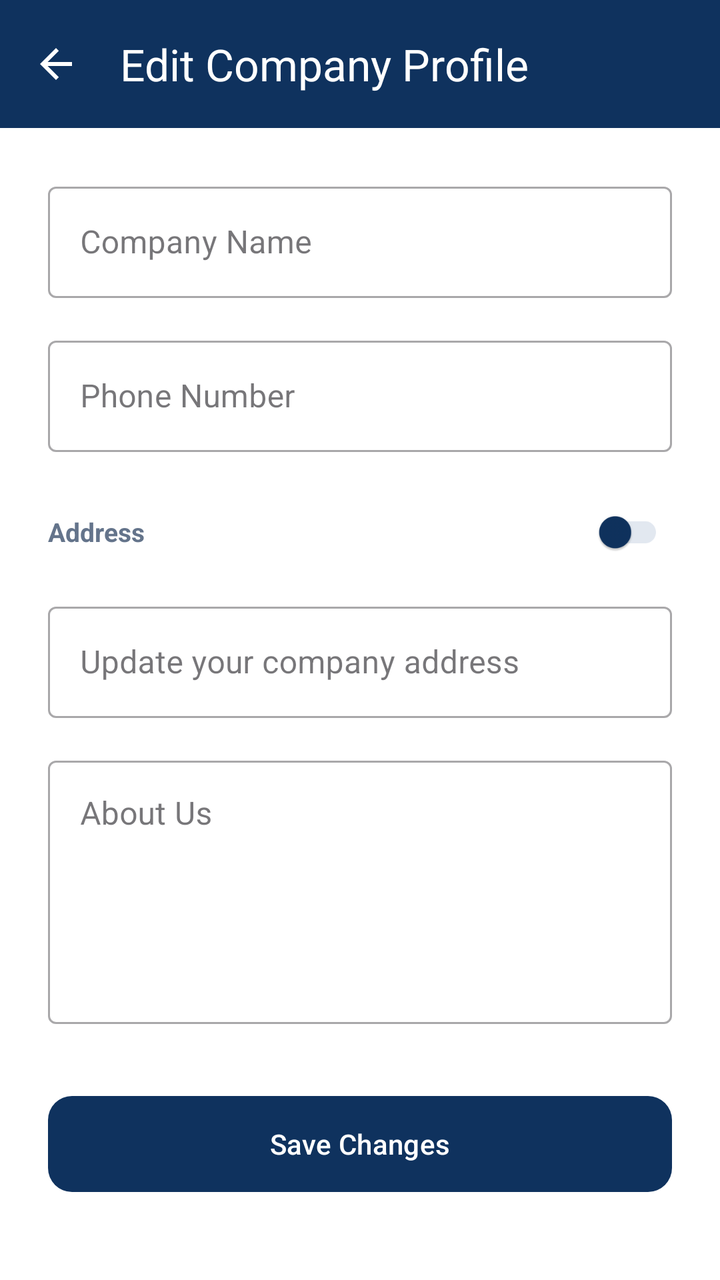
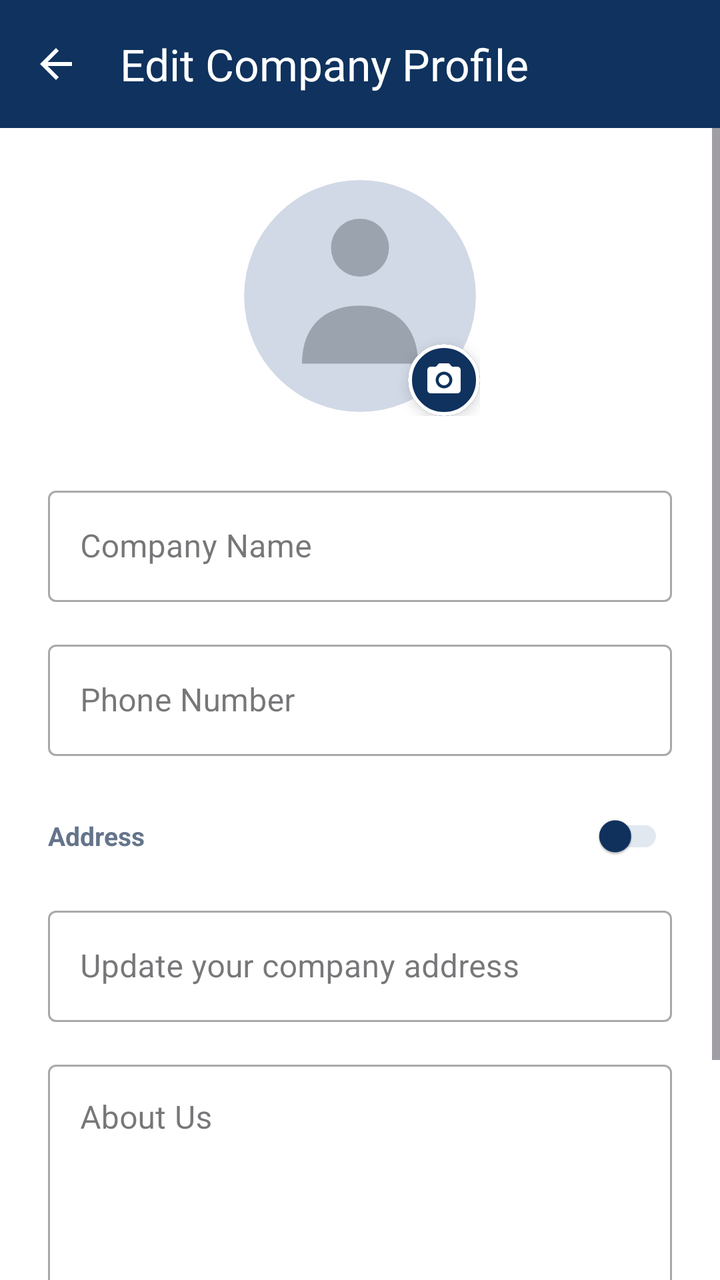

Two renders of the same Android screen: before a commit and after it. Below are the layout's source before the change and the commit's diff.
<!-- AndroidManifest.xml: application theme Theme.Newtacks -->
<!-- res/layout/activity_company_edit_profile.xml -->
<?xml version="1.0" encoding="utf-8"?>
<LinearLayout xmlns:android="http://schemas.android.com/apk/res/android"
    xmlns:app="http://schemas.android.com/apk/res-auto"
    android:layout_width="match_parent"
    android:layout_height="match_parent"
    android:orientation="vertical"
    android:background="#FFFFFF">

    <androidx.appcompat.widget.Toolbar
        android:id="@+id/toolbar"
        android:layout_width="match_parent"
        android:layout_height="?attr/actionBarSize"
        android:background="#0F325E"
        app:navigationIcon="@drawable/ic_back"
        app:navigationIconTint="#FFFFFF"
        app:title="Edit Company Profile"
        app:titleTextColor="#FFFFFF" />

    <ScrollView
        android:layout_width="match_parent"
        android:layout_height="match_parent"
        android:fillViewport="true">

        <LinearLayout
            android:layout_width="match_parent"
            android:layout_height="wrap_content"
            android:orientation="vertical"
            android:padding="24dp">

            <com.google.android.material.textfield.TextInputLayout
                android:layout_width="match_parent"
                android:layout_height="wrap_content"
                android:hint="Company Name"
                style="@style/Widget.MaterialComponents.TextInputLayout.OutlinedBox"
                android:layout_marginBottom="16dp">
                <com.google.android.material.textfield.TextInputEditText
                    android:id="@+id/etName"
                    android:layout_width="match_parent"
                    android:layout_height="wrap_content" />
            </com.google.android.material.textfield.TextInputLayout>

            <com.google.android.material.textfield.TextInputLayout
                android:layout_width="match_parent"
                android:layout_height="wrap_content"
                android:hint="Phone Number"
                style="@style/Widget.MaterialComponents.TextInputLayout.OutlinedBox"
                android:layout_marginBottom="16dp">
                <com.google.android.material.textfield.TextInputEditText
                    android:id="@+id/etPhone"
                    android:layout_width="match_parent"
                    android:layout_height="wrap_content"
                    android:inputType="phone" />
            </com.google.android.material.textfield.TextInputLayout>

            <LinearLayout
                android:layout_width="match_parent"
                android:layout_height="wrap_content"
                android:orientation="horizontal"
                android:gravity="center_vertical"
                android:layout_marginBottom="8dp">
                <TextView
                    android:layout_width="0dp"
                    android:layout_height="wrap_content"
                    android:layout_weight="1"
                    android:text="Address"
                    android:textColor="#64748B"
                    android:textSize="13sp"
                    android:textStyle="bold" />
                <com.google.android.material.switchmaterial.SwitchMaterial
                    android:id="@+id/switchRealTimeLocation"
                    android:layout_width="wrap_content"
                    android:layout_height="wrap_content"
                    android:scaleX="0.8"
                    android:scaleY="0.8"
                    app:thumbTint="#0F325E"
                    app:trackTint="#E2E8F0" />
            </LinearLayout>

            <com.google.android.material.textfield.TextInputLayout
                android:layout_width="match_parent"
                android:layout_height="wrap_content"
                style="@style/Widget.MaterialComponents.TextInputLayout.OutlinedBox"
                android:layout_marginBottom="16dp">
                <com.google.android.material.textfield.TextInputEditText
                    android:id="@+id/etAddress"
                    android:layout_width="match_parent"
                    android:layout_height="wrap_content"
                    android:hint="Update your company address" />
            </com.google.android.material.textfield.TextInputLayout>

            <com.google.android.material.textfield.TextInputLayout
                android:layout_width="match_parent"
                android:layout_height="wrap_content"
                android:hint="About Us"
                style="@style/Widget.MaterialComponents.TextInputLayout.OutlinedBox"
                android:layout_marginBottom="32dp">
                <com.google.android.material.textfield.TextInputEditText
                    android:id="@+id/etAbout"
                    android:layout_width="match_parent"
                    android:layout_height="wrap_content"
                    android:gravity="top"
                    android:inputType="textMultiLine"
                    android:minLines="5" />
            </com.google.android.material.textfield.TextInputLayout>

            <com.google.android.material.button.MaterialButton
                android:id="@+id/btnSave"
                android:layout_width="match_parent"
                android:layout_height="56dp"
                android:text="Save Changes"
                app:cornerRadius="12dp"
                app:backgroundTint="#0F325E" />

        </LinearLayout>
    </ScrollView>

    <FrameLayout
        android:id="@+id/loadingOverlay"
        android:layout_width="match_parent"
        android:layout_height="match_parent"
        android:background="#80000000"
        android:visibility="gone"
        android:clickable="true"
        android:focusable="true">
        <ProgressBar
            android:layout_width="wrap_content"
            android:layout_height="wrap_content"
            android:layout_gravity="center"
            android:indeterminateTint="#FFFFFF" />
    </FrameLayout>

</LinearLayout>
<!-- resources referenced by this layout -->
<resources>
  <!-- drawable ic_back (drawable) -->
  <?xml version="1.0" encoding="utf-8"?>
  <vector xmlns:android="http://schemas.android.com/apk/res/android"
      android:width="24dp"
      android:height="24dp"
      android:viewportWidth="24"
      android:viewportHeight="24">
      <path
          android:fillColor="#FFFFFF"
          android:pathData="M20,11H7.83l5.59,-5.59L12,4l-8,8 8,8 1.41,-1.41L7.83,13H20v-2z"/>
  </vector>
  <style name="Theme.Newtacks" parent="Base.Theme.Newtacks" />
  <style name="Base.Theme.Newtacks" parent="Theme.Material3.DayNight.NoActionBar">
          <item name="colorPrimary">#004A99</item>
          <item name="colorPrimaryContainer">#004A99</item>
          <item name="colorOnPrimary">#FFFFFF</item>
          <item name="colorSecondary">#004A99</item>
          <item name="colorOnSecondary">#FFFFFF</item>
          <item name="colorTertiary">#004A99</item>
          <item name="colorSecondaryContainer">#EBF2FF</item>
          <item name="colorOnSecondaryContainer">#004A99</item>
          <item name="android:statusBarColor">#004A99</item>
          <item name="android:navigationBarColor">#FFFFFF</item>
          <item name="android:windowLightStatusBar" tools:targetApi="m">false</item>
      </style>
</resources>

<!-- the commit's change to res/layout/activity_company_edit_profile.xml (unified diff, before → after) -->
@@ -26,6 +26,42 @@
             android:layout_height="wrap_content"
             android:orientation="vertical"
             android:padding="24dp">
+
+            
+            <FrameLayout
+                android:id="@+id/layoutProfileImage"
+                android:layout_width="120dp"
+                android:layout_height="120dp"
+                android:layout_gravity="center_horizontal"
+                android:layout_marginBottom="32dp">
+
+                <com.google.android.material.imageview.ShapeableImageView
+                    android:id="@+id/ivProfileImage"
+                    android:layout_width="match_parent"
+                    android:layout_height="match_parent"
+                    android:src="@drawable/ic_person_placeholder"
+                    android:padding="2dp"
+                    android:background="#F1F5F9"
+                    android:scaleType="centerCrop"
+                    app:shapeAppearanceOverlay="@style/CircleImage" />
+
+                <com.google.android.material.card.MaterialCardView
+                    android:layout_width="36dp"
+                    android:layout_height="36dp"
+                    android:layout_gravity="bottom|end"
+                    app:cardCornerRadius="18dp"
+                    app:cardElevation="4dp"
+                    app:cardBackgroundColor="#0F325E"
+                    app:strokeWidth="2dp"
+                    app:strokeColor="#FFFFFF">
+                    <ImageView
+                        android:layout_width="20dp"
+                        android:layout_height="20dp"
+                        android:layout_gravity="center"
+                        android:src="@drawable/ic_camera"
+                        app:tint="#FFFFFF" />
+                </com.google.android.material.card.MaterialCardView>
+            </FrameLayout>
 
             <com.google.android.material.textfield.TextInputLayout
                 android:layout_width="match_parent"
<!-- resource entries referenced after the edit -->
@@ -11,6 +11,47 @@
           android:fillColor="#FFFFFF"
           android:pathData="M20,11H7.83l5.59,-5.59L12,4l-8,8 8,8 1.41,-1.41L7.83,13H20v-2z"/>
   </vector>
+  <!-- drawable ic_camera (drawable) -->
+  <vector xmlns:android="http://schemas.android.com/apk/res/android"
+      android:width="24dp"
+      android:height="24dp"
+      android:viewportWidth="24"
+      android:viewportHeight="24">
+      <path
+          android:fillColor="#000000"
+          android:pathData="M12,12m-3.2,0a3.2,3.2 0,1 1,6.4 0a3.2,3.2 0,1 1,-6.4 0" />
+      <path
+          android:fillColor="#000000"
+          android:pathData="M9,2L7.17,4H4c-1.1,0 -2,0.9 -2,2v12c0,1.1 0.9,2 2,2h16c1.1,0 2,-0.9 2,-2V6c0,-1.1 -0.9,-2 -2,-2h-3.17L15,2H9zm3,15c-2.76,0 -5,-2.24 -5,-5s2.24,-5 5,-5s5,2.24 5,5s-2.24,5 -5,5z" />
+  </vector>
+  <!-- drawable ic_person_placeholder (drawable) -->
+  <?xml version="1.0" encoding="utf-8"?>
+  <vector xmlns:android="http://schemas.android.com/apk/res/android"
+      android:width="48dp"
+      android:height="48dp"
+      android:viewportWidth="48"
+      android:viewportHeight="48">
+  
+      
+      <path
+          android:fillColor="#D1D9E6"
+          android:pathData="M24,24m-24,0a24,24 0,1 1,48 0a24,24 0,1 1,-48 0" />
+  
+      
+      <path
+          android:fillColor="#9BA3AF"
+          android:pathData="M24,14m-6,0a6,6 0,1 1,12 0a6,6 0,1 1,-12 0" />
+  
+      
+      <path
+          android:fillColor="#9BA3AF"
+          android:pathData="M12,38 C12,30 17,26 24,26 C31,26 36,30 36,38 Z" />
+  
+  </vector>
+  <style name="CircleImage" parent="">
+          <item name="cornerFamily">rounded</item>
+          <item name="cornerSize">50%</item>
+      </style>
   <style name="Theme.Newtacks" parent="Base.Theme.Newtacks" />
   <style name="Base.Theme.Newtacks" parent="Theme.Material3.DayNight.NoActionBar">
           <item name="colorPrimary">#004A99</item>
